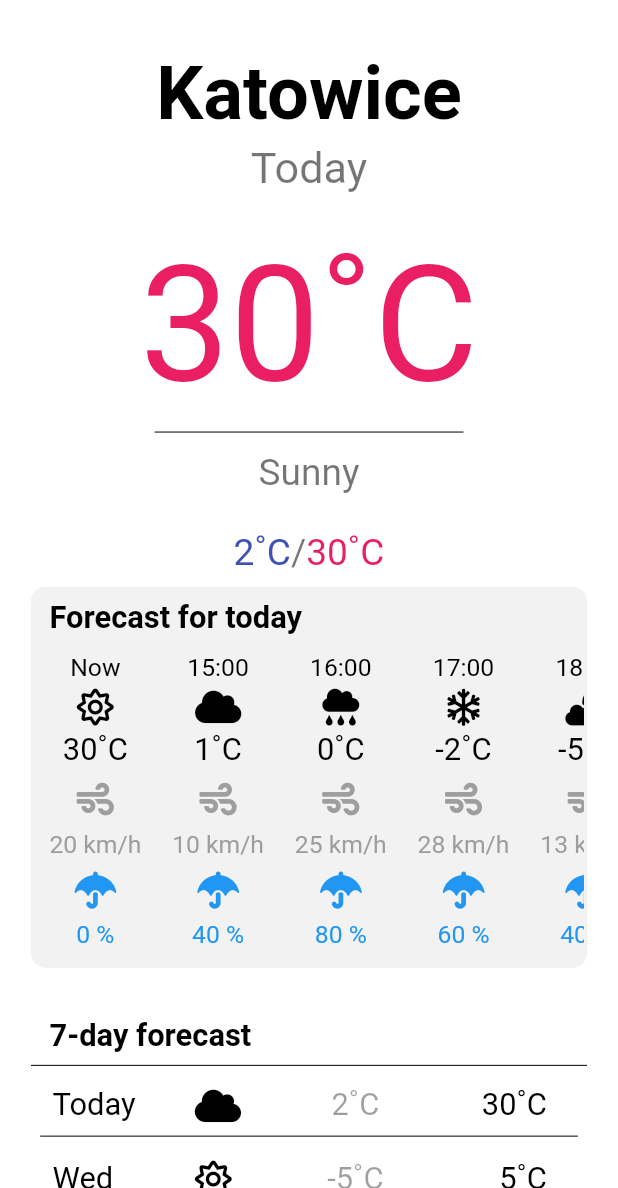
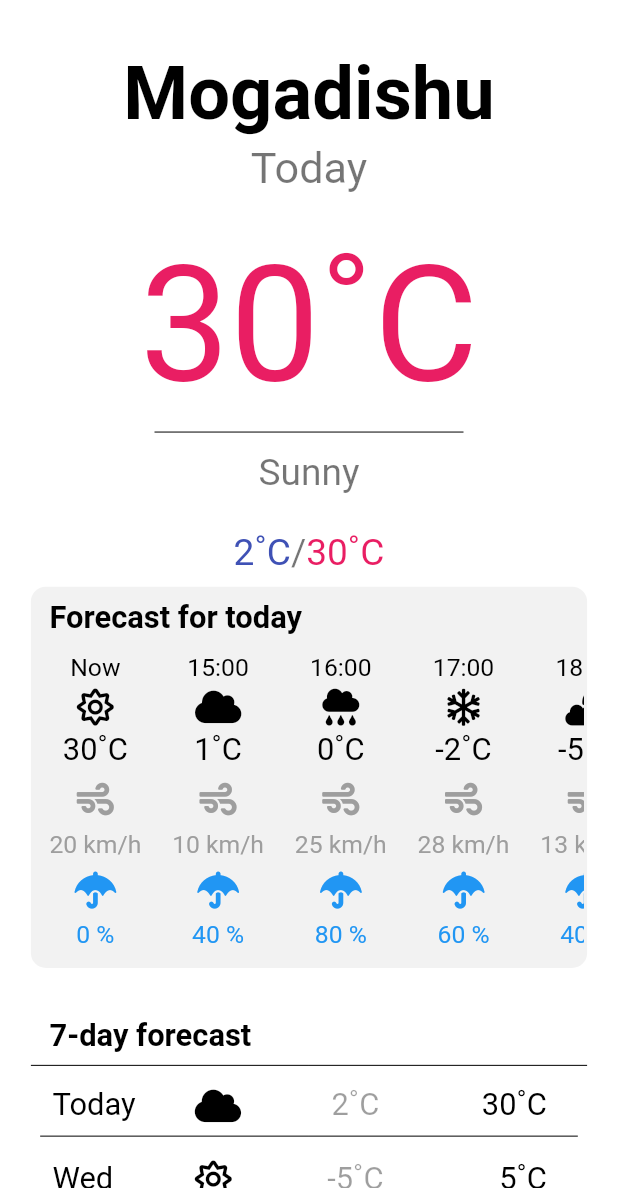
Before and after one commit to Abtiga1/clamate, a Flutter app: the screen it shows after launch, on a phone screen of 412 x 824 dp, the part 48-1236 px from its top. Run offline on Flutter 3.47's test engine with Material 2 defaults, Android fonts, the phone set to English and light mode, and no system bars; our stand-ins replace font_awesome_flutter, google_fonts; Roboto replaces fonts that are missing (Questrial).

Commit message:
update code

```diff
--- a/lib/screens/home_page.dart
+++ b/lib/screens/home_page.dart
@@ -12,7 +12,7 @@ class HomePage extends StatefulWidget {
 class _HomePageState extends State<HomePage> {
   @override
   Widget build(BuildContext context) {
-    String cityName = "Katowice"; //city name
+    String cityName = "Mogadishu"; //city name
     int currTemp = 30; // current temperature
     int maxTemp = 30; // today max temperature
     int minTemp = 2; // today min temperature
```
